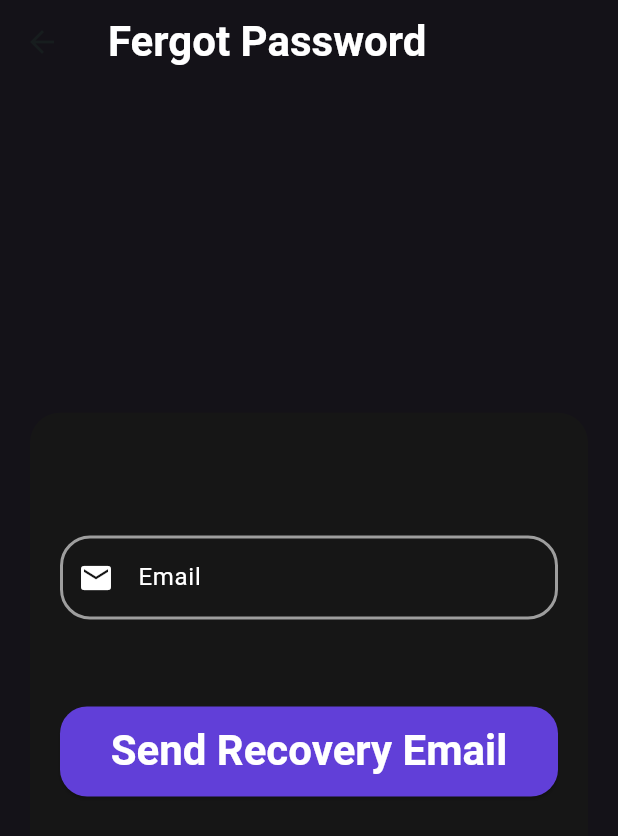
After one commit to iamnithishraja/festing, a Flutter app: the screen it shows after launch, after a tap on "fergot password?", on a phone screen of 412 x 824 dp. The commit adds this screen. Shown: the top 836 px of the screen. Run offline on Flutter 3.47's test engine with Material 3 defaults, Android fonts, the light colour scheme and no system bars; our stand-ins replace cookie_jar, dio, dio_cookie_manager, flutter_riverpod, fluttertoast, font_awesome_flutter and 5 more; missing offline and left inert: dart:ffi, image_size_getter; network calls fail.

Commit message:
added fergotpassword

```diff
--- a/fests/lib/globals/constants.dart
+++ b/fests/lib/globals/constants.dart
@@ -1,4 +1,4 @@
 import 'package:fests/utils/customHttpRequest.dart';
 
-const baseUrl = "http://192.168.1.5:3000";
+const baseUrl = "http://192.168.1.7:3000";
 final http = customHttp();
--- a/fests/lib/main.dart
+++ b/fests/lib/main.dart
@@ -1,11 +1,11 @@
+import 'package:fests/screens/auth/changePassword.dart';
 import 'package:fests/screens/auth/login.dart';
 import 'package:fests/providers/userProvider.dart';
 import 'package:fests/screens/auth/signup.dart';
-import 'package:fests/screens/fests/adminScreens/createFest.dart';
-import 'package:fests/screens/fests/userScreens/fest.dart';
 import 'package:fests/widgets/tabs/tabs_conroller.dart';
 import 'package:flutter_riverpod/flutter_riverpod.dart';
 import './globals/theme.dart';
+import 'package:go_router/go_router.dart';
 import 'package:flutter/material.dart';
 
 void main() {
@@ -18,7 +18,10 @@ class MyApp extends ConsumerStatefulWidget {
   ConsumerState<MyApp> createState() => _MyAppState();
 }
 
-class _MyAppState extends ConsumerState<MyApp> {
+class _MyAppState extends ConsumerState<MyApp>
+    with SingleTickerProviderStateMixin {
+  final _cmdStyle = const TextStyle(
+      fontFamily: 'Courier', fontSize: 12.0, fontWeight: FontWeight.w700);
   void _switchLoginSignUp() {
     setState(() {
       if (currScreen == "login") {
@@ -32,10 +35,11 @@ class _MyAppState extends ConsumerState<MyApp> {
   String currScreen = "login";
   @override
   Widget build(BuildContext context) {
-    return MaterialApp(
-      themeMode: ThemeMode.dark,
-      theme: AppTheme.darkTheme(),
-      home: FutureBuilder(
+    final router = GoRouter(
+      routes: [
+        GoRoute(
+          path: '/',
+          builder: (_, __) => FutureBuilder(
             future: ref.watch(userProvider.notifier).tryAutoLogin(),
             builder: (context, snapshot) {
               if (snapshot.connectionState == ConnectionState.waiting) {
@@ -61,10 +65,20 @@ class _MyAppState extends ConsumerState<MyApp> {
               );
             },
           ),
-      routes: {
-        Fests().route: (context) => Fests(),
-        CreateFest().route: (context) => CreateFest(),
-      },
+          routes: [
+            GoRoute(
+              path: "password/reset/:id",
+              builder: (context, state) =>
+                  ChangePassword(state.pathParameters["id"]),
+            )
+          ],
+        ),
+      ],
+    );
+    return MaterialApp.router(
+      themeMode: ThemeMode.dark,
+      theme: AppTheme.darkTheme(),
+      routerConfig: router,
     );
   }
 }
--- /dev/null
+++ b/fests/lib/screens/auth/fergotpasswordPage.dart
@@ -0,0 +1,131 @@
+import 'package:fests/globals/constants.dart';
+import 'package:fests/widgets/texts/heading_text.dart';
+import 'package:flutter/material.dart';
+import 'package:fluttertoast/fluttertoast.dart';
+
+class FergotPasswordScreen extends StatefulWidget {
+  const FergotPasswordScreen({super.key});
+
+  @override
+  State<FergotPasswordScreen> createState() => _FergotPasswordScreenState();
+}
+
+class _FergotPasswordScreenState extends State<FergotPasswordScreen> {
+  final _emailController = TextEditingController();
+  @override
+  void dispose() {
+    // TODO: implement dispose
+    _emailController.dispose();
+    super.dispose();
+  }
+
+  bool isEnabled = true;
+  @override
+  Widget build(BuildContext context) {
+    return Scaffold(
+      appBar: AppBar(
+        title: Heading(str: "Fergot Password"),
+        backgroundColor: Theme.of(context).primaryColor,
+      ),
+      body: Center(
+        child: Container(
+          padding: EdgeInsets.all(20),
+          margin: EdgeInsets.all(20),
+          width: double.infinity,
+          height: MediaQuery.of(context).size.height * 0.4,
+          decoration: BoxDecoration(
+            color: Theme.of(context).colorScheme.primary,
+            borderRadius: BorderRadius.circular(20),
+          ),
+          alignment: Alignment.center,
+          child: SingleChildScrollView(
+            child: Column(
+              mainAxisSize: MainAxisSize.min,
+              children: [
+                Padding(
+                  padding: EdgeInsets.symmetric(vertical: 8),
+                  child: TextField(
+                    controller: _emailController,
+                    decoration: InputDecoration(
+                      enabledBorder: OutlineInputBorder(
+                        borderSide:
+                            const BorderSide(color: Colors.grey, width: 2.0),
+                        borderRadius: BorderRadius.circular(20),
+                      ),
+                      prefixIcon: Icon(
+                        Icons.email,
+                        color: Colors.white,
+                      ),
+                      label:
+                          Text("Email", style: TextStyle(color: Colors.white)),
+                      fillColor: Colors.white,
+                      focusedBorder: OutlineInputBorder(
+                        borderSide:
+                            const BorderSide(color: Colors.white, width: 2.0),
+                        borderRadius: BorderRadius.circular(20),
+                      ),
+                    ),
+                  ),
+                ),
+                SizedBox(
+                  height: 50,
+                ),
+                SizedBox(
+                  width: double.infinity,
+                  height: 60,
+                  child: ElevatedButton(
+                    onPressed: isEnabled
+                        ? () async {
+                            setState(() {
+                              isEnabled = false;
+                            });
+                            final response = await http.postBody(
+                                "$baseUrl/user/password/fergotpassword",
+                                "application/json",
+                                {"email": _emailController.text});
+                            _emailController.text = "";
+                            if (response["success"]) {
+                              Fluttertoast.showToast(
+                                  msg: "sent recovery e mail",
+                                  toastLength: Toast.LENGTH_SHORT,
+                                  gravity: ToastGravity.BOTTOM,
+                                  backgroundColor: Colors.green,
+                                  timeInSecForIosWeb: 3,
+                                  textColor: Colors.white,
+                                  fontSize: 16.0);
+                              Navigator.of(context).pop();
+                            } else {
+                              Fluttertoast.showToast(
+                                  msg: response["message"],
+                                  toastLength: Toast.LENGTH_SHORT,
+                                  gravity: ToastGravity.BOTTOM,
+                                  backgroundColor: Colors.red,
+                                  timeInSecForIosWeb: 3,
+                                  textColor: Colors.white,
+                                  fontSize: 16.0);
+                            }
+                            setState(() {
+                              isEnabled = true;
+                            });
+                          }
+                        : null,
+                    child: Heading(
+                      str: "Send Recovery Email",
+                      fontSize: 28,
+                    ),
+                    style: ElevatedButton.styleFrom(
+                      backgroundColor: Color.fromRGBO(97, 63, 216, 1),
+                      shape: RoundedRectangleBorder(
+                        borderRadius: BorderRadius.circular(18.0),
+                      ),
+                    ),
+                  ),
+                ),
+              ],
+            ),
+          ),
+        ),
+      ),
+    );
+  }
+}
--- a/fests/lib/screens/auth/login.dart
+++ b/fests/lib/screens/auth/login.dart
@@ -1,3 +1,4 @@
+import 'package:fests/screens/auth/fergotpasswordPage.dart';
 import 'package:fests/screens/auth/signup.dart';
 import 'package:flutter/material.dart';
 import 'package:fests/widgets/texts/heading_text.dart';
@@ -141,8 +142,20 @@ class _LoginState extends ConsumerState<Login> {
                           ),
                         ),
                       ),
-                      SizedBox(
-                        height: 20,
+                      Row(
+                        children: [
+                          Spacer(),
+                          TextButton(
+                              onPressed: () =>
+                                  Navigator.of(context).push(MaterialPageRoute(
+                                    builder: (context) =>
+                                        FergotPasswordScreen(),
+                                  )),
+                              child: SubHeading(
+                                str: "fergot password?",
+                                color: Colors.blueAccent,
+                              )),
+                        ],
                       ),
                       SizedBox(
                         width: double.infinity,
--- a/fests/lib/screens/fests/userScreens/fest.dart
+++ b/fests/lib/screens/fests/userScreens/fest.dart
@@ -1,4 +1,5 @@
 import 'package:fests/providers/festProvider.dart';
+import 'package:fests/screens/fests/adminScreens/createFest.dart';
 import 'package:fests/screens/fests/adminScreens/updateFest.dart';
 import 'package:fests/widgets/texts/heading_text.dart';
 import 'package:fests/widgets/texts/sub_heading.dart';
@@ -104,7 +105,9 @@ class _FestsState extends ConsumerState<Fests> {
       floatingActionButton: (user.role == "admin")
           ? FloatingActionButton(
               child: Icon(Icons.add),
-              onPressed: () => Navigator.of(context).pushNamed("/fests/create"),
+              onPressed: () => Navigator.of(context).push(MaterialPageRoute(
+                builder: (context) => CreateFest(),
+              )),
               backgroundColor: Theme.of(context).colorScheme.secondary,
             )
           : Container(),
--- a/fests/lib/screens/media/feed.dart
+++ b/fests/lib/screens/media/feed.dart
@@ -23,7 +23,6 @@ class _FeedState extends ConsumerState<Feed> {
     final response =
         await http.get("$baseUrl/post/all?page=$page", "application/json");
     if (response["success"]) {
-      print("creator ${response}}");
 
       List<Post> userPosts = List<Map<String, dynamic>>.from(response["posts"])
           .map(
@@ -103,7 +102,6 @@ class _FeedState extends ConsumerState<Feed> {
                       child: Heading(str: "No Posts Found"),
                     ),
                 itemBuilder: (context, item, index) {
-                  print("index $index");
                   return Container(
                     constraints: BoxConstraints(minHeight: 380, maxHeight: 900),
                     child: PostItemFeed(item),
--- a/fests/lib/screens/profile/ProfileScreen.dart
+++ b/fests/lib/screens/profile/ProfileScreen.dart
@@ -310,6 +310,8 @@ class _ProfileScreenState extends ConsumerState<ProfileScreen> {
                                   child: PostItem(
                                       username: user.name,
                                       rollno: user.rollno,
+                                      id: item.id,
+                                      isLiked: item.isLiked,
                                       postImage: item.imageURL,
                                       caption: item.capion,
                                       numLikes: item.numLikes,
--- a/fests/lib/screens/profile/othersProfieScreen.dart
+++ b/fests/lib/screens/profile/othersProfieScreen.dart
@@ -206,6 +206,8 @@ class _ProfileScreenState extends ConsumerState<OthersProfileScreen> {
                                             rollno: snapshot.data!.rollno,
                                             postImage: item.imageURL,
                                             caption: item.capion,
+                                            id: item.id,
+                                            isLiked: item.isLiked,
                                             numLikes: item.numLikes,
                                             numComments: item.numComments,
                                             profileImage:
@@ -228,6 +230,8 @@ class _ProfileScreenState extends ConsumerState<OthersProfileScreen> {
                                             rollno: snapshot.data!.rollno,
                                             postImage: item.imageURL,
                                             caption: item.capion,
+                                            id: item.id,
+                                            isLiked: item.isLiked,
                                             numLikes: item.numLikes,
                                             numComments: item.numComments,
                                             profileImage:
--- a/fests/pubspec.yaml
+++ b/fests/pubspec.yaml
@@ -48,12 +48,8 @@ dependencies:
   stream_transform: ^2.0.0
   font_awesome_flutter: ^10.6.0
   image_size_getter: ^2.1.2
-  flutter_staggered_grid_view: ^0.7.0
   infinite_scroll_pagination: ^4.0.0
-  zoom_widget: ^2.0.1
-  pinch_zoom: ^2.0.0
-  pinch_zoom_release_unzoom: ^1.0.1
-  flare_flutter: ^3.0.2
+  go_router: ^13.0.0
 
 dev_dependencies:
   flutter_test:
```
Also changed, not shown: fests/lib/screens/auth/changePassword.dart (added, +217 -0 lines), fests/lib/widgets/listItems/comments.dart (+7 -0 lines), fests/lib/widgets/listItems/postItems/post_item.dart (+127 -37 lines), fests/pubspec.lock, 4 other files. Lines whose indentation alone changed are shown as unchanged.
